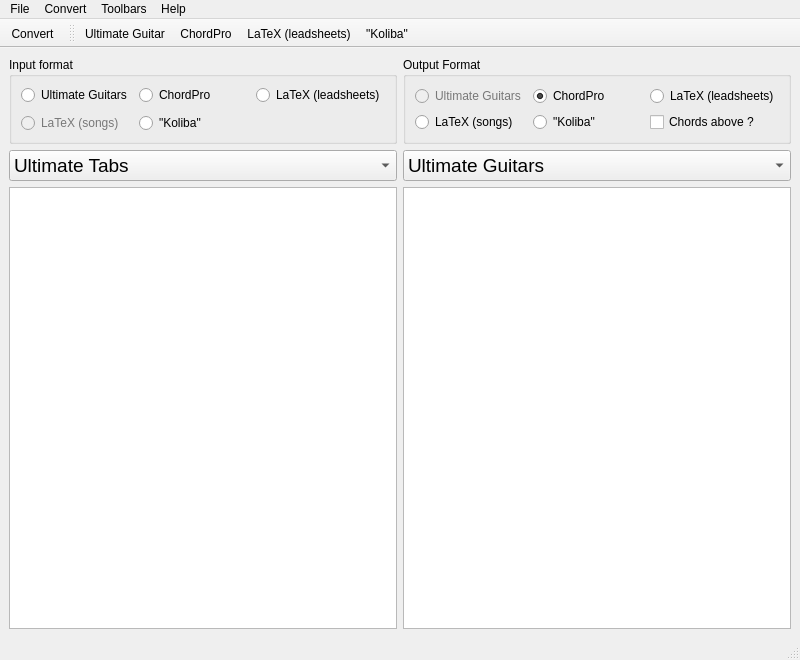
Qt form src/main_window.ui (yaretzkee/ChordsConverter) before a commit.
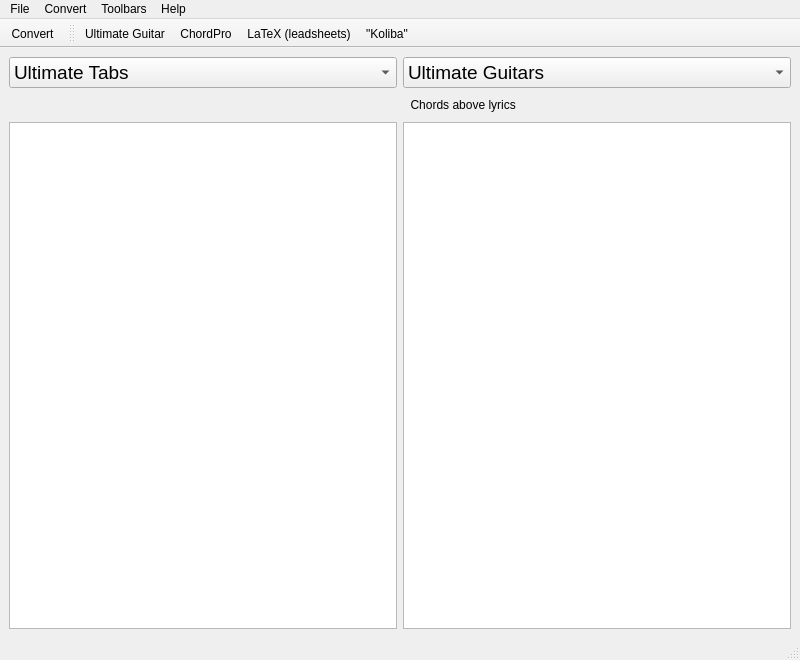
The same form after that commit. Icons and pictures are not drawn.

Commit message: replace radiobuttons with comboboxes.  add 'fancy' switch for chords above

Diff of the .ui file:
```diff
--- a/src/main_window.ui
+++ b/src/main_window.ui
@@ -76,6 +76,14 @@
   <property name="windowOpacity">
    <double>1.000000000000000</double>
   </property>
+  <property name="styleSheet">
+   <string notr="true">QPushButton{
+    background:rgba(65,66,66, 0);
+} 
+QPushButton::checked{
+    background:rgba(255, 0, 0, 0);
+}</string>
+  </property>
   <property name="iconSize">
    <size>
     <width>30</width>
@@ -90,187 +98,72 @@
     </sizepolicy>
    </property>
    <layout class="QGridLayout" name="gridLayout_3">
-    <item row="1" column="1">
-     <widget class="QGroupBox" name="groupbox_out_format">
-      <property name="enabled">
-       <bool>true</bool>
-      </property>
-      <property name="title">
-       <string>Output Format</string>
-      </property>
-      <property name="alignment">
-       <set>Qt::AlignLeading|Qt::AlignLeft|Qt::AlignTop</set>
-      </property>
-      <layout class="QGridLayout" name="gridLayout_2">
-       <item row="3" column="2">
-        <widget class="QRadioButton" name="rb_out_hk">
-         <property name="text">
-          <string>&quot;Koliba&quot;</string>
-         </property>
-        </widget>
-       </item>
-       <item row="1" column="3">
-        <widget class="QRadioButton" name="rb_out_latex_leadsheets">
-         <property name="text">
-          <string>LaTeX (leadsheets)</string>
-         </property>
-        </widget>
-       </item>
-       <item row="1" column="1">
-        <widget class="QRadioButton" name="rb_out_ug">
-         <property name="enabled">
-          <bool>false</bool>
-         </property>
-         <property name="text">
-          <string>Ultimate Guitars</string>
-         </property>
-         <property name="checked">
-          <bool>false</bool>
-         </property>
-        </widget>
-       </item>
-       <item row="1" column="2">
-        <widget class="QRadioButton" name="rb_out_chopro">
-         <property name="enabled">
-          <bool>true</bool>
-         </property>
-         <property name="text">
-          <string>ChordPro</string>
-         </property>
-         <property name="checked">
-          <bool>true</bool>
-         </property>
-        </widget>
-       </item>
-       <item row="3" column="1">
-        <widget class="QRadioButton" name="rb_out_latex_songs">
-         <property name="text">
-          <string>LaTeX (songs)</string>
-         </property>
-        </widget>
-       </item>
-       <item row="3" column="3">
-        <widget class="QCheckBox" name="chb_chords_above">
-         <property name="text">
-          <string>Chords above ?</string>
-         </property>
-        </widget>
-       </item>
-      </layout>
-     </widget>
-    </item>
     <item row="1" column="0">
-     <widget class="QGroupBox" name="groupbox_in_format">
-      <property name="sizePolicy">
-       <sizepolicy hsizetype="Preferred" vsizetype="Preferred">
-        <horstretch>0</horstretch>
-        <verstretch>0</verstretch>
-       </sizepolicy>
+     <widget class="QComboBox" name="cbx_input_format">
+      <property name="font">
+       <font>
+        <pointsize>14</pointsize>
+       </font>
       </property>
-      <property name="minimumSize">
+      <property name="iconSize">
        <size>
-        <width>0</width>
-        <height>0</height>
+        <width>32</width>
+        <height>32</height>
        </size>
       </property>
-      <property name="palette">
-       <palette>
-        <active>
-         <colorrole role="WindowText">
-          <brush brushstyle="SolidPattern">
-           <color alpha="255">
-            <red>0</red>
-            <green>0</green>
-            <blue>0</blue>
-           </color>
-          </brush>
-         </colorrole>
-        </active>
-        <inactive>
-         <colorrole role="WindowText">
-          <brush brushstyle="SolidPattern">
-           <color alpha="255">
-            <red>0</red>
-            <green>0</green>
-            <blue>0</blue>
-           </color>
-          </brush>
-         </colorrole>
-        </inactive>
-        <disabled>
-         <colorrole role="WindowText">
-          <brush brushstyle="SolidPattern">
-           <color alpha="255">
-            <red>120</red>
-            <green>120</green>
-            <blue>120</blue>
-           </color>
-          </brush>
-         </colorrole>
-        </disabled>
-       </palette>
-      </property>
-      <property name="title">
-       <string>Input format</string>
-      </property>
-      <layout class="QGridLayout" name="gridLayout">
-       <property name="topMargin">
-        <number>0</number>
+      <item>
+       <property name="text">
+        <string>Ultimate Tabs</string>
        </property>
-       <property name="bottomMargin">
-        <number>0</number>
+       <property name="icon">
+        <iconset>
+         <normalon>:/examples/application-ug.png</normalon>
+        </iconset>
        </property>
-       <property name="verticalSpacing">
-        <number>0</number>
+      </item>
+      <item>
+       <property name="text">
+        <string>ChordPro</string>
        </property>
-       <item row="0" column="0">
-        <widget class="QRadioButton" name="rb_in_ug">
-         <property name="text">
-          <string>Ultimate Guitars</string>
-         </property>
-         <property name="checked">
-          <bool>false</bool>
-         </property>
-        </widget>
-       </item>
-       <item row="0" column="1">
-        <widget class="QRadioButton" name="rb_in_chopro">
-         <property name="text">
-          <string>ChordPro</string>
-         </property>
-        </widget>
-       </item>
-       <item row="0" column="2">
-        <widget class="QRadioButton" name="rb_in_latex_leadsheets">
-         <property name="text">
-          <string>LaTeX (leadsheets)</string>
-         </property>
-         <property name="checked">
-          <bool>false</bool>
-         </property>
-        </widget>
-       </item>
-       <item row="1" column="0">
-        <widget class="QRadioButton" name="rb_in_latex_songs">
-         <property name="enabled">
-          <bool>false</bool>
-         </property>
-         <property name="text">
-          <string>LaTeX (songs)</string>
-         </property>
-        </widget>
-       </item>
-       <item row="1" column="1">
-        <widget class="QRadioButton" name="rb_in_hk">
-         <property name="text">
-          <string>&quot;Koliba&quot;</string>
-         </property>
-        </widget>
-       </item>
-      </layout>
+       <property name="icon">
+        <iconset>
+         <normalon>:/examples/application-chopro.png</normalon>
+        </iconset>
+       </property>
+      </item>
+      <item>
+       <property name="text">
+        <string>LaTeX (leadsheets)</string>
+       </property>
+       <property name="icon">
+        <iconset>
+         <normalon>:/examples/application-x-tex.png</normalon>
+        </iconset>
+       </property>
+      </item>
+      <item>
+       <property name="text">
+        <string>LaTeX (sOngs)</string>
+       </property>
+       <property name="icon">
+        <iconset>
+         <normalon>:/examples/application-x-tex.png</normalon>
+        </iconset>
+       </property>
+      </item>
+      <item>
+       <property name="text">
+        <string>&quot;Koliba&quot;</string>
+       </property>
+       <property name="icon">
+        <iconset>
+         <normalon>:/examples/application-hk.png</normalon>
+        </iconset>
+       </property>
+      </item>
      </widget>
     </item>
-    <item row="4" column="0">
+    <item row="5" column="0">
      <widget class="QPlainTextEdit" name="text_in">
       <property name="sizePolicy">
        <sizepolicy hsizetype="Expanding" vsizetype="Expanding">
@@ -860,7 +753,7 @@
       </property>
      </widget>
     </item>
-    <item row="4" column="1">
+    <item row="5" column="2">
      <widget class="QPlainTextEdit" name="text_out">
       <property name="sizePolicy">
        <sizepolicy hsizetype="Expanding" vsizetype="Expanding">
@@ -1448,9 +1341,622 @@
       <property name="font">
        <font/>
       </property>
+      <property name="readOnly">
+       <bool>true</bool>
+      </property>
      </widget>
     </item>
-    <item row="2" column="1">
+    <item row="2" column="2" alignment="Qt::AlignLeft">
+     <widget class="QPushButton" name="btn_chords_above">
+      <property name="palette">
+       <palette>
+        <active>
+         <colorrole role="WindowText">
+          <brush brushstyle="SolidPattern">
+           <color alpha="255">
+            <red>0</red>
+            <green>0</green>
+            <blue>0</blue>
+           </color>
+          </brush>
+         </colorrole>
+         <colorrole role="Button">
+          <brush brushstyle="SolidPattern">
+           <color alpha="0">
+            <red>65</red>
+            <green>66</green>
+            <blue>66</blue>
+           </color>
+          </brush>
+         </colorrole>
+         <colorrole role="Light">
+          <brush brushstyle="SolidPattern">
+           <color alpha="255">
+            <red>255</red>
+            <green>255</green>
+            <blue>255</blue>
+           </color>
+          </brush>
+         </colorrole>
+         <colorrole role="Midlight">
+          <brush brushstyle="SolidPattern">
+           <color alpha="255">
+            <red>227</red>
+            <green>227</green>
+            <blue>227</blue>
+           </color>
+          </brush>
+         </colorrole>
+         <colorrole role="Dark">
+          <brush brushstyle="SolidPattern">
+           <color alpha="255">
+            <red>160</red>
+            <green>160</green>
+            <blue>160</blue>
+           </color>
+          </brush>
+         </colorrole>
+         <colorrole role="Mid">
+          <brush brushstyle="SolidPattern">
+           <color alpha="255">
+            <red>160</red>
+            <green>160</green>
+            <blue>160</blue>
+           </color>
+          </brush>
+         </colorrole>
+         <colorrole role="Text">
+          <brush brushstyle="SolidPattern">
+           <color alpha="255">
+            <red>0</red>
+            <green>0</green>
+            <blue>0</blue>
+           </color>
+          </brush>
+         </colorrole>
+         <colorrole role="BrightText">
+          <brush brushstyle="SolidPattern">
+           <color alpha="255">
+            <red>255</red>
+            <green>255</green>
+            <blue>255</blue>
+           </color>
+          </brush>
+         </colorrole>
+         <colorrole role="ButtonText">
+          <brush brushstyle="SolidPattern">
+           <color alpha="255">
+            <red>0</red>
+            <green>0</green>
+            <blue>0</blue>
+           </color>
+          </brush>
+         </colorrole>
+         <colorrole role="Base">
+          <brush brushstyle="SolidPattern">
+           <color alpha="0">
+            <red>65</red>
+            <green>66</green>
+            <blue>66</blue>
+           </color>
+          </brush>
+         </colorrole>
+         <colorrole role="Window">
+          <brush brushstyle="SolidPattern">
+           <color alpha="0">
+            <red>65</red>
+            <green>66</green>
+            <blue>66</blue>
+           </color>
+          </brush>
+         </colorrole>
+         <colorrole role="Shadow">
+          <brush brushstyle="SolidPattern">
+           <color alpha="255">
+            <red>105</red>
+            <green>105</green>
+            <blue>105</blue>
+           </color>
+          </brush>
+         </colorrole>
+         <colorrole role="Highlight">
+          <brush brushstyle="SolidPattern">
+           <color alpha="255">
+            <red>255</red>
+            <green>0</green>
+            <blue>0</blue>
+           </color>
+          </brush>
+         </colorrole>
+         <colorrole role="HighlightedText">
+          <brush brushstyle="SolidPattern">
+           <color alpha="255">
+            <red>255</red>
+            <green>255</green>
+            <blue>255</blue>
+           </color>
+          </brush>
+         </colorrole>
+         <colorrole role="Link">
+          <brush brushstyle="SolidPattern">
+           <color alpha="255">
+            <red>0</red>
+            <green>0</green>
+            <blue>255</blue>
+           </color>
+          </brush>
+         </colorrole>
+         <colorrole role="LinkVisited">
+          <brush brushstyle="SolidPattern">
+           <color alpha="255">
+            <red>255</red>
+            <green>0</green>
+            <blue>255</blue>
+           </color>
+          </brush>
+         </colorrole>
+         <colorrole role="AlternateBase">
+          <brush brushstyle="SolidPattern">
+           <color alpha="255">
+            <red>245</red>
+            <green>245</green>
+            <blue>245</blue>
+           </color>
+          </brush>
+         </colorrole>
+         <colorrole role="NoRole">
+          <brush brushstyle="NoBrush">
+           <color alpha="255">
+            <red>0</red>
+            <green>0</green>
+            <blue>0</blue>
+           </color>
+          </brush>
+         </colorrole>
+         <colorrole role="ToolTipBase">
+          <brush brushstyle="SolidPattern">
+           <color alpha="255">
+            <red>255</red>
+            <green>255</green>
+            <blue>220</blue>
+           </color>
+          </brush>
+         </colorrole>
+         <colorrole role="ToolTipText">
+          <brush brushstyle="SolidPattern">
+           <color alpha="255">
+            <red>0</red>
+            <green>0</green>
+            <blue>0</blue>
+           </color>
+          </brush>
+         </colorrole>
+         <colorrole role="PlaceholderText">
+          <brush brushstyle="SolidPattern">
+           <color alpha="128">
+            <red>0</red>
+            <green>0</green>
+            <blue>0</blue>
+           </color>
+          </brush>
+         </colorrole>
+        </active>
+        <inactive>
+         <colorrole role="WindowText">
+          <brush brushstyle="SolidPattern">
+           <color alpha="255">
+            <red>0</red>
+            <green>0</green>
+            <blue>0</blue>
+           </color>
+          </brush>
+         </colorrole>
+         <colorrole role="Button">
+          <brush brushstyle="SolidPattern">
+           <color alpha="0">
+            <red>65</red>
+            <green>66</green>
+            <blue>66</blue>
+           </color>
+          </brush>
+         </colorrole>
+         <colorrole role="Light">
+          <brush brushstyle="SolidPattern">
+           <color alpha="255">
+            <red>255</red>
+            <green>255</green>
+            <blue>255</blue>
+           </color>
+          </brush>
+         </colorrole>
+         <colorrole role="Midlight">
+          <brush brushstyle="SolidPattern">
+           <color alpha="255">
+            <red>227</red>
+            <green>227</green>
+            <blue>227</blue>
+           </color>
+          </brush>
+         </colorrole>
+         <colorrole role="Dark">
+          <brush brushstyle="SolidPattern">
+           <color alpha="255">
+            <red>160</red>
+            <green>160</green>
+            <blue>160</blue>
+           </color>
+          </brush>
+         </colorrole>
+         <colorrole role="Mid">
+          <brush brushstyle="SolidPattern">
+           <color alpha="255">
+            <red>160</red>
+            <green>160</green>
+            <blue>160</blue>
+           </color>
+          </brush>
+         </colorrole>
+         <colorrole role="Text">
+          <brush brushstyle="SolidPattern">
+           <color alpha="255">
+            <red>0</red>
+            <green>0</green>
+            <blue>0</blue>
+           </color>
+          </brush>
+         </colorrole>
+         <colorrole role="BrightText">
+          <brush brushstyle="SolidPattern">
+           <color alpha="255">
+            <red>255</red>
+            <green>255</green>
+            <blue>255</blue>
+           </color>
+          </brush>
+         </colorrole>
+         <colorrole role="ButtonText">
+          <brush brushstyle="SolidPattern">
+           <color alpha="255">
+            <red>0</red>
+            <green>0</green>
+            <blue>0</blue>
+           </color>
+          </brush>
+         </colorrole>
+         <colorrole role="Base">
+          <brush brushstyle="SolidPattern">
+           <color alpha="0">
+            <red>65</red>
+            <green>66</green>
+            <blue>66</blue>
+           </color>
+          </brush>
+         </colorrole>
+         <colorrole role="Window">
+          <brush brushstyle="SolidPattern">
+           <color alpha="0">
+            <red>65</red>
+            <green>66</green>
+            <blue>66</blue>
+           </color>
+          </brush>
+         </colorrole>
+         <colorrole role="Shadow">
+          <brush brushstyle="SolidPattern">
+           <color alpha="255">
+            <red>105</red>
+            <green>105</green>
+            <blue>105</blue>
+           </color>
+          </brush>
+         </colorrole>
+         <colorrole role="Highlight">
+          <brush brushstyle="SolidPattern">
+           <color alpha="255">
+            <red>240</red>
+            <green>240</green>
+            <blue>240</blue>
+           </color>
+          </brush>
+         </colorrole>
+         <colorrole role="HighlightedText">
+          <brush brushstyle="SolidPattern">
+           <color alpha="255">
+            <red>0</red>
+            <green>0</green>
+            <blue>0</blue>
+           </color>
+          </brush>
+         </colorrole>
+         <colorrole role="Link">
+          <brush brushstyle="SolidPattern">
+           <color alpha="255">
+            <red>0</red>
+            <green>0</green>
+            <blue>255</blue>
+           </color>
+          </brush>
+         </colorrole>
+         <colorrole role="LinkVisited">
+          <brush brushstyle="SolidPattern">
+           <color alpha="255">
+            <red>255</red>
+            <green>0</green>
+            <blue>255</blue>
+           </color>
+          </brush>
+         </colorrole>
+         <colorrole role="AlternateBase">
+          <brush brushstyle="SolidPattern">
+           <color alpha="255">
+            <red>245</red>
+            <green>245</green>
+            <blue>245</blue>
+           </color>
+          </brush>
+         </colorrole>
+         <colorrole role="NoRole">
+          <brush brushstyle="NoBrush">
+           <color alpha="255">
+            <red>0</red>
+            <green>0</green>
+            <blue>0</blue>
+           </color>
+          </brush>
+         </colorrole>
+         <colorrole role="ToolTipBase">
+          <brush brushstyle="SolidPattern">
+           <color alpha="255">
+            <red>255</red>
+            <green>255</green>
+            <blue>220</blue>
+           </color>
+          </brush>
+         </colorrole>
+         <colorrole role="ToolTipText">
+          <brush brushstyle="SolidPattern">
+           <color alpha="255">
+            <red>0</red>
+            <green>0</green>
+            <blue>0</blue>
+           </color>
+          </brush>
+         </colorrole>
+         <colorrole role="PlaceholderText">
+          <brush brushstyle="SolidPattern">
+           <color alpha="128">
+            <red>0</red>
+            <green>0</green>
+            <blue>0</blue>
+           </color>
+          </brush>
+         </colorrole>
+        </inactive>
+        <disabled>
+         <colorrole role="WindowText">
+          <brush brushstyle="SolidPattern">
+           <color alpha="255">
+            <red>120</red>
+            <green>120</green>
+            <blue>120</blue>
+           </color>
+          </brush>
+         </colorrole>
+         <colorrole role="Button">
+          <brush brushstyle="SolidPattern">
+           <color alpha="0">
+            <red>65</red>
+            <green>66</green>
+            <blue>66</blue>
+           </color>
+          </brush>
+         </colorrole>
+         <colorrole role="Light">
+          <brush brushstyle="SolidPattern">
+           <color alpha="255">
+            <red>255</red>
+            <green>255</green>
+            <blue>255</blue>
+           </color>
+          </brush>
+         </colorrole>
+         <colorrole role="Midlight">
+          <brush brushstyle="SolidPattern">
+           <color alpha="255">
+            <red>247</red>
+            <green>247</green>
+            <blue>247</blue>
+           </color>
+          </brush>
+         </colorrole>
+         <colorrole role="Dark">
+          <brush brushstyle="SolidPattern">
+           <color alpha="255">
+            <red>160</red>
+            <green>160</green>
+            <blue>160</blue>
+           </color>
+          </brush>
+         </colorrole>
+         <colorrole role="Mid">
+          <brush brushstyle="SolidPattern">
+           <color alpha="255">
+            <red>160</red>
+            <green>160</green>
+            <blue>160</blue>
+           </color>
+          </brush>
+         </colorrole>
+         <colorrole role="Text">
+          <brush brushstyle="SolidPattern">
+           <color alpha="255">
+            <red>120</red>
+            <green>120</green>
+            <blue>120</blue>
+           </color>
+          </brush>
+         </colorrole>
+         <colorrole role="BrightText">
+          <brush brushstyle="SolidPattern">
+           <color alpha="255">
+            <red>255</red>
+            <green>255</green>
+            <blue>255</blue>
+           </color>
+          </brush>
+         </colorrole>
+         <colorrole role="ButtonText">
+          <brush brushstyle="SolidPattern">
+           <color alpha="255">
+            <red>120</red>
+            <green>120</green>
+            <blue>120</blue>
+           </color>
+          </brush>
+         </colorrole>
+         <colorrole role="Base">
+          <brush brushstyle="SolidPattern">
+           <color alpha="0">
+            <red>65</red>
+            <green>66</green>
+            <blue>66</blue>
+           </color>
+          </brush>
+         </colorrole>
+         <colorrole role="Window">
+          <brush brushstyle="SolidPattern">
+           <color alpha="0">
+            <red>65</red>
+            <green>66</green>
+            <blue>66</blue>
+           </color>
+          </brush>
+         </colorrole>
+         <colorrole role="Shadow">
+          <brush brushstyle="SolidPattern">
+           <color alpha="255">
+            <red>0</red>
+            <green>0</green>
+            <blue>0</blue>
+           </color>
+          </brush>
+         </colorrole>
+         <colorrole role="Highlight">
+          <brush brushstyle="SolidPattern">
+           <color alpha="255">
+            <red>0</red>
+            <green>120</green>
+            <blue>215</blue>
+           </color>
+          </brush>
+         </colorrole>
+         <colorrole role="HighlightedText">
+          <brush brushstyle="SolidPattern">
+           <color alpha="255">
+            <red>255</red>
+            <green>255</green>
+            <blue>255</blue>
+           </color>
+          </brush>
+         </colorrole>
+         <colorrole role="Link">
+          <brush brushstyle="SolidPattern">
+           <color alpha="255">
+            <red>0</red>
+            <green>0</green>
+            <blue>255</blue>
+           </color>
+          </brush>
+         </colorrole>
+         <colorrole role="LinkVisited">
+          <brush brushstyle="SolidPattern">
+           <color alpha="255">
+            <red>255</red>
+            <green>0</green>
+            <blue>255</blue>
+           </color>
+          </brush>
+         </colorrole>
+         <colorrole role="AlternateBase">
+          <brush brushstyle="SolidPattern">
+           <color alpha="255">
+            <red>245</red>
+            <green>245</green>
+            <blue>245</blue>
+           </color>
+          </brush>
+         </colorrole>
+         <colorrole role="NoRole">
+          <brush brushstyle="NoBrush">
+           <color alpha="255">
+            <red>0</red>
+            <green>0</green>
+            <blue>0</blue>
+           </color>
+          </brush>
+         </colorrole>
+         <colorrole role="ToolTipBase">
+          <brush brushstyle="SolidPattern">
+           <color alpha="255">
+            <red>255</red>
+            <green>255</green>
+            <blue>220</blue>
+           </color>
+          </brush>
+         </colorrole>
+         <colorrole role="ToolTipText">
+          <brush brushstyle="SolidPattern">
+           <color alpha="255">
+            <red>0</red>
+            <green>0</green>
+            <blue>0</blue>
+           </color>
+          </brush>
+         </colorrole>
+         <colorrole role="PlaceholderText">
+          <brush brushstyle="SolidPattern">
+           <color alpha="128">
+            <red>0</red>
+            <green>0</green>
+            <blue>0</blue>
+           </color>
+          </brush>
+         </colorrole>
+        </disabled>
+       </palette>
+      </property>
+      <property name="cursor">
+       <cursorShape>PointingHandCursor</cursorShape>
+      </property>
+      <property name="autoFillBackground">
+       <bool>false</bool>
+      </property>
+      <property name="text">
+       <string> Chords above lyrics</string>
+      </property>
+      <property name="icon">
+       <iconset resource="../img/icons.qrc">
+        <normaloff>:/states/switch_off.png</normaloff>
+        <normalon>:/states/switch_on.png</normalon>:/states/switch_off.png</iconset>
+      </property>
+      <property name="iconSize">
+       <size>
+        <width>40</width>
+        <height>18</height>
+       </size>
+      </property>
+      <property name="checkable">
+       <bool>true</bool>
+      </property>
+      <property name="checked">
+       <bool>false</bool>
+      </property>
+      <property name="flat">
+       <bool>true</bool>
+      </property>
+     </widget>
+    </item>
+    <item row="1" column="2">
      <widget class="QComboBox" name="cbx_output_format">
       <property name="font">
        <font>
@@ -1518,71 +2024,6 @@
       </item>
      </widget>
     </item>
-    <item row="2" column="0">
-     <widget class="QComboBox" name="cbx_input_format">
-      <property name="font">
-       <font>
-        <pointsize>14</pointsize>
-       </font>
-      </property>
-      <property name="iconSize">
-       <size>
-        <width>32</width>
-        <height>32</height>
-       </size>
-      </property>
-      <item>
-       <property name="text">
-        <string>Ultimate Tabs</string>
-       </property>
-       <property name="icon">
-        <iconset>
-         <normalon>:/examples/application-ug.png</normalon>
-        </iconset>
-       </property>
-      </item>
-      <item>
-       <property name="text">
-        <string>ChordPro</string>
-       </property>
-       <property name="icon">
-        <iconset>
-         <normalon>:/examples/application-chopro.png</normalon>
-        </iconset>
-       </property>
-      </item>
-      <item>
-       <property name="text">
-        <string>LaTeX (leadsheets)</string>
-       </property>
-       <property name="icon">
-        <iconset>
-         <normalon>:/examples/application-x-tex.png</normalon>
-        </iconset>
-       </property>
-      </item>
-      <item>
-       <property name="text">
-        <string>LaTeX (sOngs)</string>
-       </property>
-       <property name="icon">
-        <iconset>
-         <normalon>:/examples/application-x-tex.png</normalon>
-        </iconset>
-       </property>
-      </item>
-      <item>
-       <property name="text">
-        <string>&quot;Koliba&quot;</string>
-       </property>
-       <property name="icon">
-        <iconset>
-         <normalon>:/examples/application-hk.png</normalon>
-        </iconset>
-       </property>
-      </item>
-     </widget>
-    </item>
    </layout>
   </widget>
   <widget class="QMenuBar" name="menubar">
```
Left out of the diff: 82 changed lines with no effect on the pictures. The commit also changes 5 other files.
